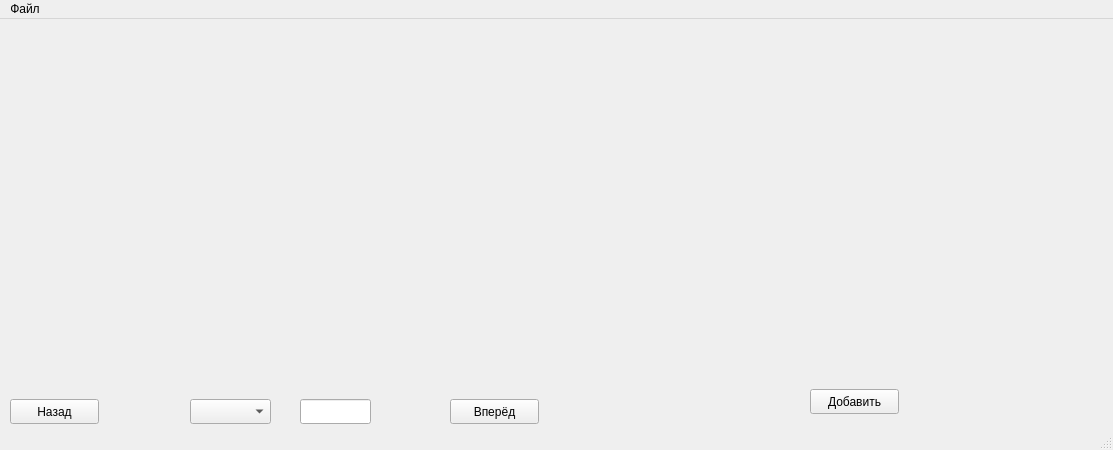
Before: the Qt Designer form utils/data_utils/data_viewer/ui/viewer.ui in Enot3811/text_detection, drawn with Qt 5.
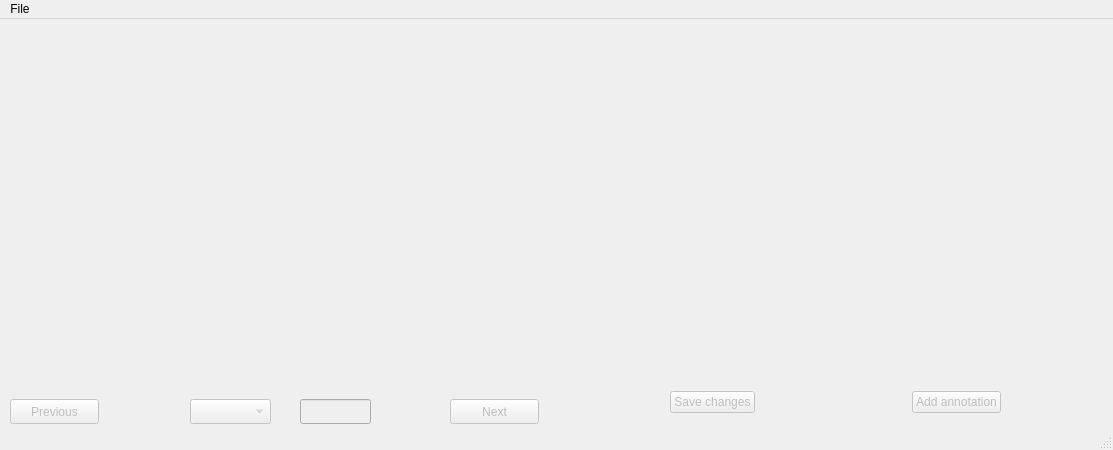
After: the same form once the commit is applied. Icons and pictures are not drawn.

Commit message: Add save button and top menu

```diff
--- a/utils/data_utils/data_viewer/ui/viewer.ui
+++ b/utils/data_utils/data_viewer/ui/viewer.ui
@@ -34,6 +34,9 @@
     </property>
    </widget>
    <widget class="QPushButton" name="BackButton">
+    <property name="enabled">
+     <bool>false</bool>
+    </property>
     <property name="geometry">
      <rect>
       <x>10</x>
@@ -43,10 +46,13 @@
      </rect>
     </property>
     <property name="text">
-     <string>Назад</string>
+     <string>Previous</string>
     </property>
    </widget>
    <widget class="QPushButton" name="NextButton">
+    <property name="enabled">
+     <bool>false</bool>
+    </property>
     <property name="geometry">
      <rect>
       <x>450</x>
@@ -56,10 +62,13 @@
      </rect>
     </property>
     <property name="text">
-     <string>Вперёд</string>
+     <string>Next</string>
     </property>
    </widget>
    <widget class="QLineEdit" name="IdxLineEdit">
+    <property name="enabled">
+     <bool>false</bool>
+    </property>
     <property name="geometry">
      <rect>
       <x>300</x>
@@ -76,6 +85,9 @@
     </property>
    </widget>
    <widget class="QComboBox" name="SetComboBox">
+    <property name="enabled">
+     <bool>false</bool>
+    </property>
     <property name="geometry">
      <rect>
       <x>190</x>
@@ -85,19 +97,6 @@
      </rect>
     </property>
    </widget>
-   <widget class="QPushButton" name="AddButton">
-    <property name="geometry">
-     <rect>
-      <x>810</x>
-      <y>370</y>
-      <width>89</width>
-      <height>25</height>
-     </rect>
-    </property>
-    <property name="text">
-     <string>Добавить</string>
-    </property>
-   </widget>
    <widget class="QWidget" name="verticalLayoutWidget">
     <property name="geometry">
      <rect>
@@ -107,12 +106,57 @@
       <height>351</height>
      </rect>
     </property>
-    <layout class="QVBoxLayout" name="TableLayout">
+    <layout class="QVBoxLayout" name="table_layout">
      <property name="spacing">
       <number>0</number>
      </property>
     </layout>
    </widget>
+   <widget class="QWidget" name="">
+    <property name="geometry">
+     <rect>
+      <x>670</x>
+      <y>370</y>
+      <width>331</width>
+      <height>27</height>
+     </rect>
+    </property>
+    <layout class="QHBoxLayout" name="horizontalLayout">
+     <item>
+      <widget class="QPushButton" name="save_btn">
+       <property name="enabled">
+        <bool>false</bool>
+       </property>
+       <property name="text">
+        <string>Save changes</string>
+       </property>
+      </widget>
+     </item>
+     <item>
+      <spacer name="horizontalSpacer">
+       <property name="orientation">
+        <enum>Qt::Horizontal</enum>
+       </property>
+       <property name="sizeHint" stdset="0">
+        <size>
+         <width>40</width>
+         <height>20</height>
+        </size>
+       </property>
+      </spacer>
+     </item>
+     <item>
+      <widget class="QPushButton" name="add_btn">
+       <property name="enabled">
+        <bool>false</bool>
+       </property>
+       <property name="text">
+        <string>Add annotation</string>
+       </property>
+      </widget>
+     </item>
+    </layout>
+   </widget>
   </widget>
   <widget class="QMenuBar" name="menubar">
    <property name="geometry">
@@ -125,16 +169,21 @@
    </property>
    <widget class="QMenu" name="menu">
     <property name="title">
-     <string>Файл</string>
+     <string>File</string>
     </property>
-    <addaction name="DsetOpener"/>
+    <addaction name="action_open_dset"/>
    </widget>
    <addaction name="menu"/>
   </widget>
   <widget class="QStatusBar" name="statusbar"/>
   <action name="DsetOpener">
    <property name="text">
-    <string>Открыть датасет</string>
+    <string>Open dataset</string>
+   </property>
+  </action>
+  <action name="action_open_dset">
+   <property name="text">
+    <string>Open dataset</string>
    </property>
   </action>
  </widget>
```
The commit also changes 1 other file.
